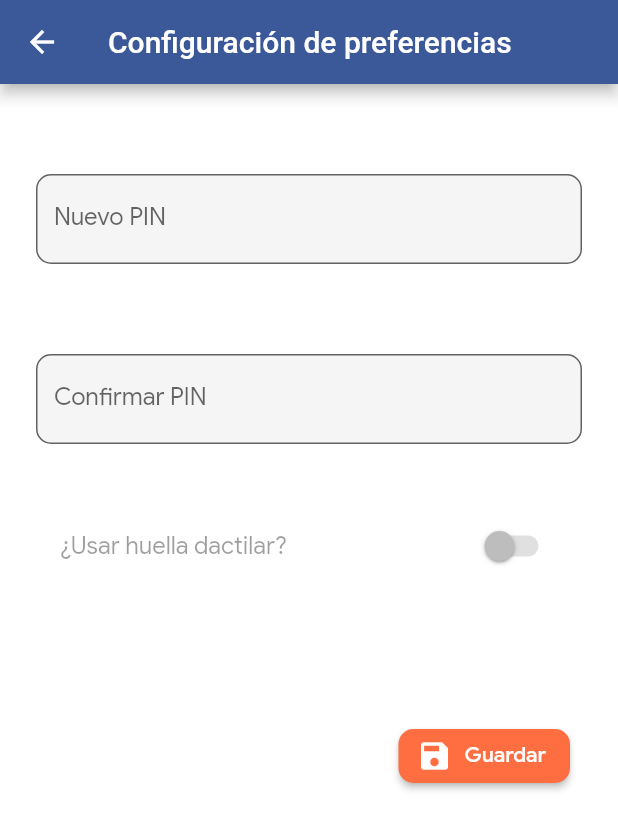
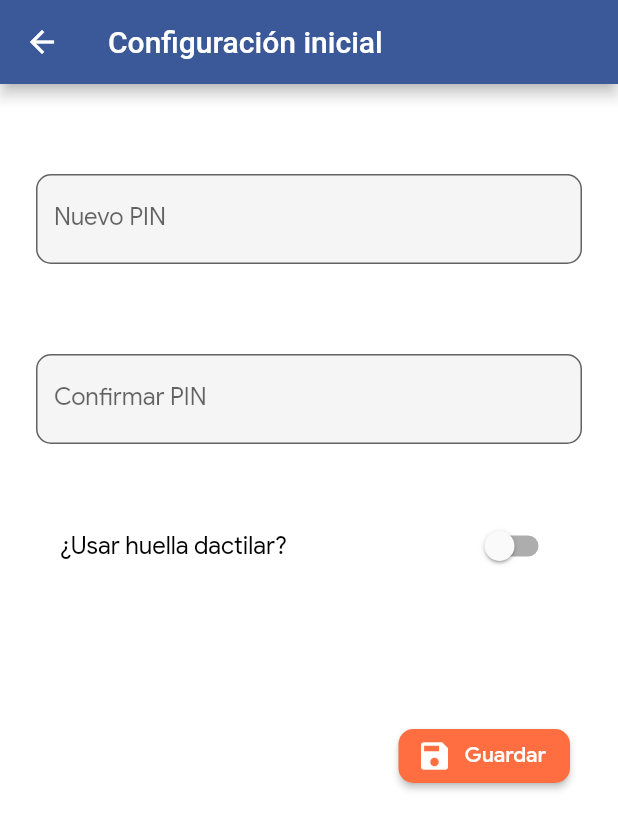
Before and after one commit to luischavez24/lds_otp, a Flutter app: the InitialPreferencesScreen screen opened directly, on a phone screen of 412 x 824 dp. Shown: the top 830 px of the screen. Run offline on Flutter 3.47's test engine with Material 2 defaults, Android fonts, the phone set to English and light mode, and no system bars; our stand-ins replace bloc, equatable, flutter_bloc, flutter_secure_storage, font_awesome_flutter, local_auth and 2 more; missing offline and left inert: barcode_scan, dotp; accounts and stored records are empty.

```diff
--- a/lib/screens/initial_preferences.dart
+++ b/lib/screens/initial_preferences.dart
@@ -3,7 +3,6 @@ import 'package:flutter_bloc/flutter_bloc.dart';
 import 'package:lds_otp/bloc/bloc.dart';
 import 'package:lds_otp/utils/theme.dart';
 import 'package:lds_otp/utils/validation.dart';
-import 'package:lds_otp/utils/messages.dart';
 
 class InitialPreferencesScreen extends StatefulWidget {
   final InitialPreferencesBloc initialPreferencesBloc;
@@ -20,14 +19,14 @@ class _InitialPreferencesState extends State<InitialPreferencesScreen> {
 
   String _newPin = "";
   String _confirmPin = "";
-
+  bool _usesFingerprint = false;
   _InitialPreferencesState(this.initialPreferencesBloc);
 
   @override
   Widget build(BuildContext context) {
     return Scaffold(
         appBar: AppBar(
-          title: Text("Configuración de preferencias"),
+          title: Text("Configuración inicial"),
         ),
         body: BlocBuilder(
             bloc: initialPreferencesBloc,
@@ -82,9 +81,14 @@ class _InitialPreferencesState extends State<InitialPreferencesScreen> {
           ),
           SizedBox(height: 40.0),
           SwitchListTile(
-            value: false,
+            value: _usesFingerprint,
             title: Text("¿Usar huella dactilar?"),
             activeColor: AppColors.accentColor,
+            onChanged: (value) {
+              setState(() {
+                _usesFingerprint = value;
+              });
+            },
           ),
           SizedBox(height: 80.0),
           ButtonBar(
```
Also changed, not shown: lib/bloc/app_bloc.dart (+7 -16 lines), lib/services/preference_service.dart (added, +18 -0 lines).
